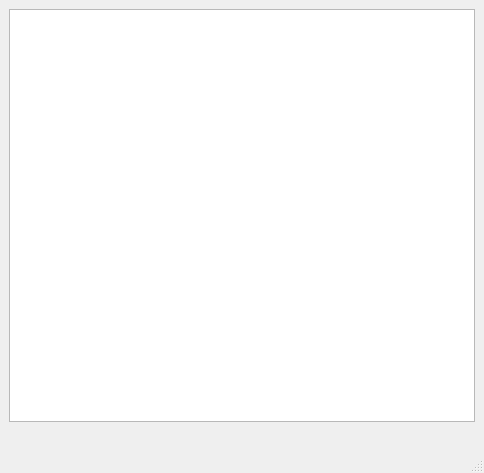
The window that resources/ui/browser.ui (cmontesano/xappt_qt) describes before a commit, drawn with Qt 5.
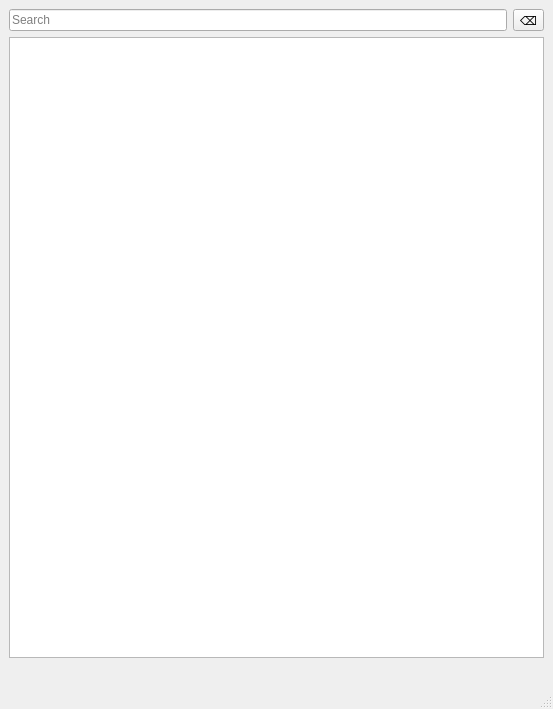
The same window after the commit.

Commit message: support collections and filtering

```diff
--- a/resources/ui/browser.ui
+++ b/resources/ui/browser.ui
@@ -6,8 +6,8 @@
    <rect>
     <x>0</x>
     <y>0</y>
-    <width>484</width>
-    <height>473</height>
+    <width>553</width>
+    <height>709</height>
    </rect>
   </property>
   <property name="windowTitle">
@@ -15,16 +15,26 @@
   </property>
   <widget class="QWidget" name="centralwidget">
    <layout class="QGridLayout" name="gridLayout">
-    <item row="0" column="0" colspan="2">
+    <item row="3" column="0">
+     <widget class="QLabel" name="labelHelp">
+      <property name="text">
+       <string/>
+      </property>
+      <property name="wordWrap">
+       <bool>true</bool>
+      </property>
+     </widget>
+    </item>
+    <item row="1" column="0">
      <widget class="QTreeWidget" name="treeTools">
       <property name="alternatingRowColors">
        <bool>true</bool>
       </property>
       <property name="rootIsDecorated">
-       <bool>false</bool>
+       <bool>true</bool>
       </property>
       <property name="sortingEnabled">
-       <bool>true</bool>
+       <bool>false</bool>
       </property>
       <attribute name="headerVisible">
        <bool>false</bool>
@@ -36,15 +46,23 @@
       </column>
      </widget>
     </item>
-    <item row="1" column="0" colspan="2">
-     <widget class="QLabel" name="labelHelp">
-      <property name="text">
-       <string/>
-      </property>
-      <property name="wordWrap">
-       <bool>true</bool>
-      </property>
-     </widget>
+    <item row="0" column="0">
+     <layout class="QHBoxLayout" name="horizontalLayout">
+      <item>
+       <widget class="QLineEdit" name="txtSearch">
+        <property name="placeholderText">
+         <string>Search</string>
+        </property>
+       </widget>
+      </item>
+      <item>
+       <widget class="QToolButton" name="btnClear">
+        <property name="text">
+         <string>⌫</string>
+        </property>
+       </widget>
+      </item>
+     </layout>
     </item>
    </layout>
   </widget>
```
Left out of the diff: 26 changed lines with no effect on the pictures. The commit also changes 2 other files.
